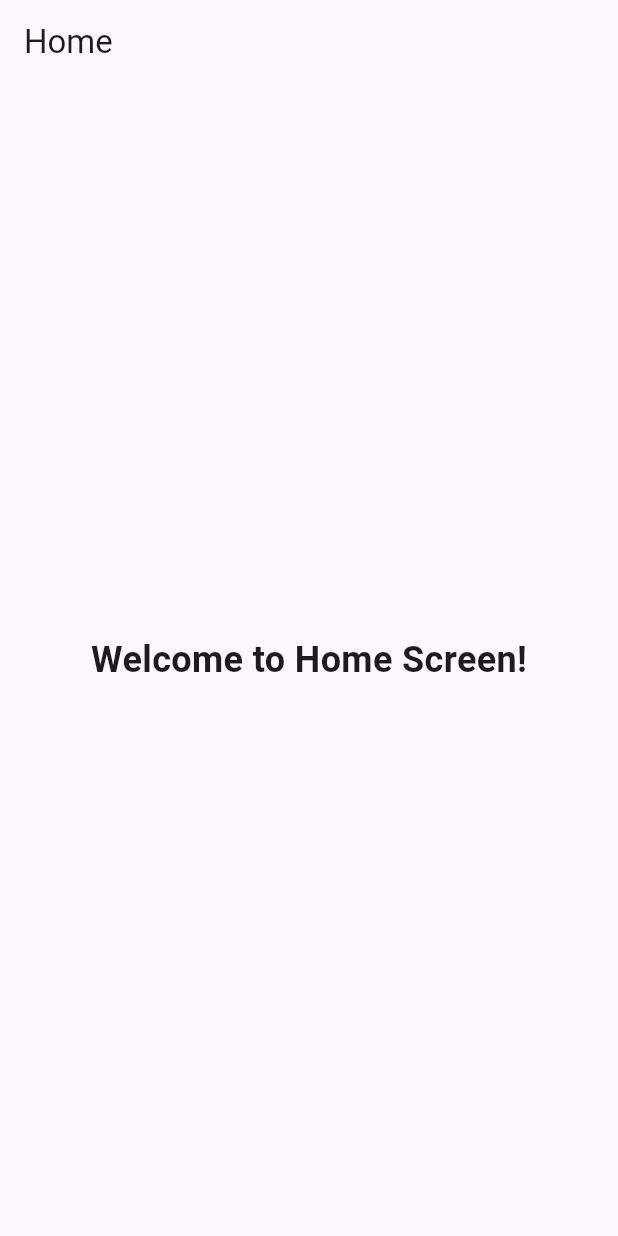
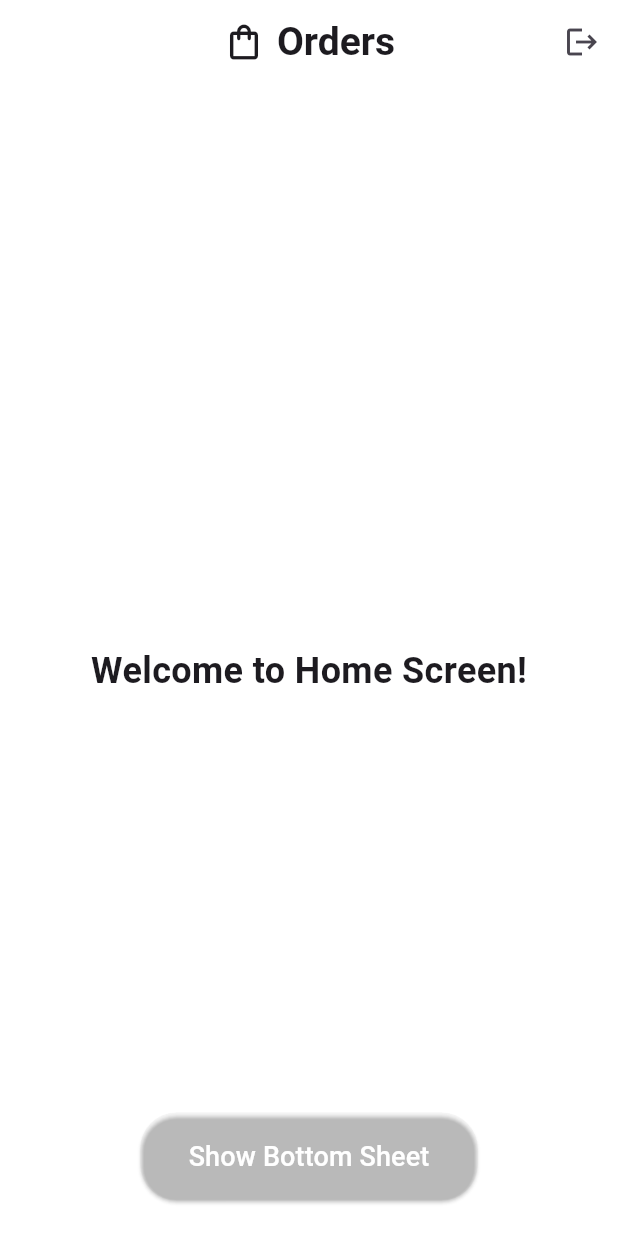
Before and after one commit to hamzanaxeed/Zestup-Rider, a Flutter app: the HomeScreen screen opened directly, on a phone screen of 412 x 824 dp. Run offline on Flutter 3.47's test engine with Material 3 defaults, Android fonts, the phone set to English and light mode, and no system bars; our stand-ins replace flutter_easyloading, shared_preferences; accounts and stored records are empty.

```diff
--- a/lib/controllers/auth_Controller.dart
+++ b/lib/controllers/auth_Controller.dart
@@ -155,8 +155,8 @@ class AuthController {
     );
     print('[SET PASSWORD] Response: $response');
 
-    if (response['statusCode'] == 200) {
-      showSuccessSnackbar(context, 'Password set successfully');
+    if (response['statusCode'] == 204) {
+      showSuccessSnackbar(context, 'Password reseted successfully');
       return true;
     } else {
       String msg = response['body']?['error']?.toString() ?? 'Failed to set password';
--- a/lib/helpers/Colors.dart
+++ b/lib/helpers/Colors.dart
@@ -2,4 +2,6 @@ import 'package:flutter/material.dart';
 
 class Appcolors{
   static const Color primaryColor = Color(0x00FF6B74);
+  static const Color appBarColor = Colors.white;
+  static  Color backgroundColor = Colors.white70.withOpacity(0.9);
 }
--- a/lib/views/home_Screen.dart
+++ b/lib/views/home_Screen.dart
@@ -1,19 +1,119 @@
 import 'package:flutter/material.dart';
+import 'package:rider/helpers/Colors.dart';
+import 'package:shared_preferences/shared_preferences.dart';
+import '../views/Authentication_Screen/login_Screen.dart';
 
 class HomeScreen extends StatelessWidget {
   const HomeScreen({super.key});
 
+  void _showRoundedBottomSheet(BuildContext context) {
+    showModalBottomSheet(
+      context: context,
+      isScrollControlled: true, // Make sheet cover full bottom
+      shape: const RoundedRectangleBorder(
+        borderRadius: BorderRadius.vertical(top: Radius.circular(24)),
+      ),
+      builder: (context) {
+        return DraggableScrollableSheet(
+          expand: false,
+          initialChildSize: 0.5, // covers half the screen, adjust as needed
+          minChildSize: 0.3,
+          maxChildSize: 0.95,
+          builder: (context, scrollController) {
+            return Container(
+              padding: const EdgeInsets.all(24),
+              child: SingleChildScrollView(
+                controller: scrollController,
+                child: Column(
+                  mainAxisSize: MainAxisSize.min,
+                  children: const [
+                    Text(
+                      'This is a rounded bottom sheet!',
+                      style: TextStyle(fontSize: 18, fontWeight: FontWeight.bold),
+                    ),
+                    SizedBox(height: 16),
+                    Text('You can put any content here.'),
+                  ],
+                ),
+              ),
+            );
+          },
+        );
+      },
+    );
+  }
+
+  Future<void> _logout(BuildContext context) async {
+    final prefs = await SharedPreferences.getInstance();
+    await prefs.clear();
+    Navigator.pushAndRemoveUntil(
+      context,
+      MaterialPageRoute(builder: (context) => const LoginScreen()),
+      (route) => false,
+    );
+  }
+
   @override
   Widget build(BuildContext context) {
     return Scaffold(
-      appBar: AppBar(
-        title: const Text('Home'),
+      backgroundColor: Appcolors.backgroundColor,
+      appBar: PreferredSize(
+        preferredSize: const Size.fromHeight(70),
+        child: AppBar(
+          backgroundColor: Appcolors.appBarColor,
+          centerTitle: true,
+          shape: const RoundedRectangleBorder(
+            borderRadius: BorderRadius.vertical(
+              bottom: Radius.circular(24),
+            ),
+          ),
+          title: Row(
+            mainAxisSize: MainAxisSize.min,
+            children: const [
+              Icon(Icons.shopping_bag_outlined, size: 28),
+              SizedBox(width: 8),
+              Text('Orders', style: TextStyle(fontWeight: FontWeight.bold, fontSize: 26)),
+            ],
+          ),
+          actions: [
+            IconButton(
+              icon: const Icon(Icons.logout),
+              tooltip: 'Logout',
+              onPressed: () => _logout(context),
+            ),
+          ],
+        ),
       ),
-      body: const Center(
-        child: Text(
-          'Welcome to Home Screen!',
-          style: TextStyle(fontSize: 24, fontWeight: FontWeight.bold),
-        ),
+      body: Stack(
+        children: [
+          const Center(
+            child: Text(
+              'Welcome to Home Screen!',
+              style: TextStyle(fontSize: 24, fontWeight: FontWeight.bold),
+            ),
+          ),
+          Positioned(
+            left: 0,
+            right: 0,
+            bottom: 24,
+            child: Center(
+              child: ElevatedButton(
+                onPressed: () => _showRoundedBottomSheet(context),
+                style: ElevatedButton.styleFrom(
+                  shape: RoundedRectangleBorder(
+                    borderRadius: BorderRadius.circular(24),
+                  ),
+                  padding: const EdgeInsets.symmetric(horizontal: 32, vertical: 16),
+                  backgroundColor: Appcolors.primaryColor,
+                ),
+                child: const Text(
+                  'Show Bottom Sheet',
+                  style: TextStyle(fontSize: 18, color: Colors.white),
+                ),
+              ),
+            ),
+          ),
+        ],
       ),
     );
   }
```
Also changed, not shown: lib/helpers/Apicall.dart (+13 -2 lines), lib/main.dart (+26 -3 lines), 1 other file.
